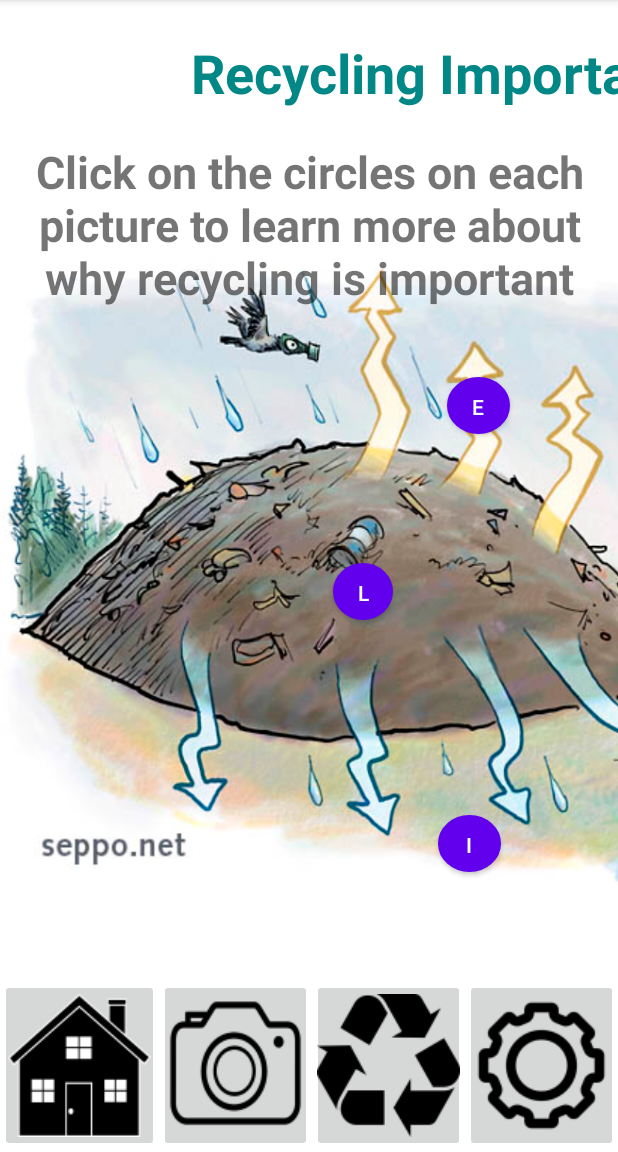
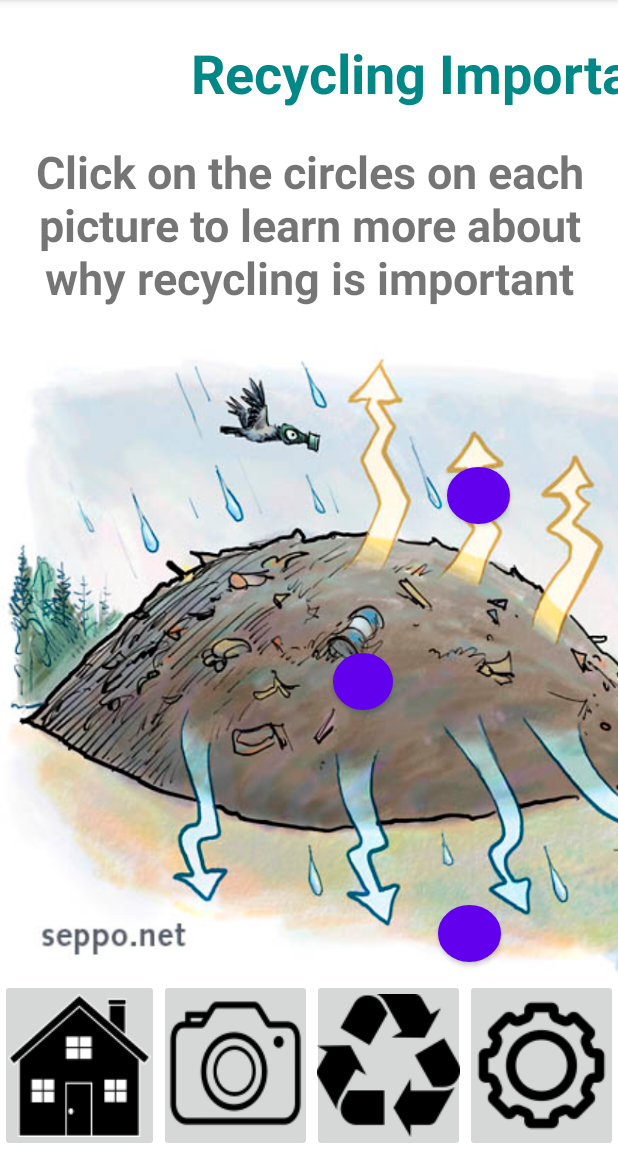
Before and after one commit to RecyclingRaccoons/AppCode, an Android app: the RecyclingImportance screen opened directly, with no data from a screen before it, on a phone screen of 412 x 824 dp, the part 84-1236 px from its top. Run offline under Robolectric (Android 15) with nearby library versions, the light colour scheme and no system bars.

Commit message:
Version 2

```diff
--- a/app/src/main/res/layout/activity_recycling_importance.xml
+++ b/app/src/main/res/layout/activity_recycling_importance.xml
@@ -20,7 +20,7 @@
             android:layout_width="wrap_content"
             android:layout_height="wrap_content"
             android:layout_alignParentBottom="true"
-            android:layout_marginBottom="125dp"
+            android:layout_marginBottom="65dp"
             android:contentDescription="@string/environmentDescription"
             app:layout_constraintEnd_toEndOf="parent"
             app:layout_constraintStart_toStartOf="parent"
@@ -51,7 +51,7 @@
             android:layout_marginEnd="342dp"
             android:layout_marginBottom="201dp"
             android:background="@drawable/circle_button"
-            android:text="@string/landfill"
+            android:text="@null"
             android:visibility="visible" />
 
         <TextView
@@ -87,7 +87,7 @@
             android:layout_marginEnd="270dp"
             android:layout_marginBottom="-69dp"
             android:background="@drawable/circle_button"
-            android:text="@string/incinerator"
+            android:text="@null"
             android:visibility="visible" />
 
         <TextView
@@ -120,7 +120,7 @@
             android:layout_marginEnd="58dp"
             android:layout_marginBottom="215dp"
             android:background="@drawable/circle_button"
-            android:text="@string/resources"
+            android:text="@null"
             android:visibility="visible" />
 
         <TextView
@@ -153,7 +153,7 @@
             android:layout_marginEnd="264dp"
             android:layout_marginBottom="325dp"
             android:background="@drawable/circle_button"
-            android:text="@string/energy"
+            android:text="@null"
             android:visibility="visible" />
 
         <TextView
--- a/app/src/main/res/values/strings.xml
+++ b/app/src/main/res/values/strings.xml
@@ -58,10 +58,6 @@
     <string name="recyclingImportance">Recycling Importance</string>
     <string name="importanceInstructions">Click on the circles on each picture to learn more about why recycling is important</string>
     <string name="environmentDescription">Picture that shows environmental impact of recycling</string>
-    <string name="landfill">Landfills</string>
-    <string name="incinerator">Incinerator</string>
-    <string name="resources">Resources</string>
-    <string name="energy">Energy</string>
     <string name="landfill_info">Recycling reduces the amount of waste in landfills,
         a big contributor of methane in the atmosphere.</string>
     <string name="incinerator_info">Recycling reduces the use of incineration.
```
